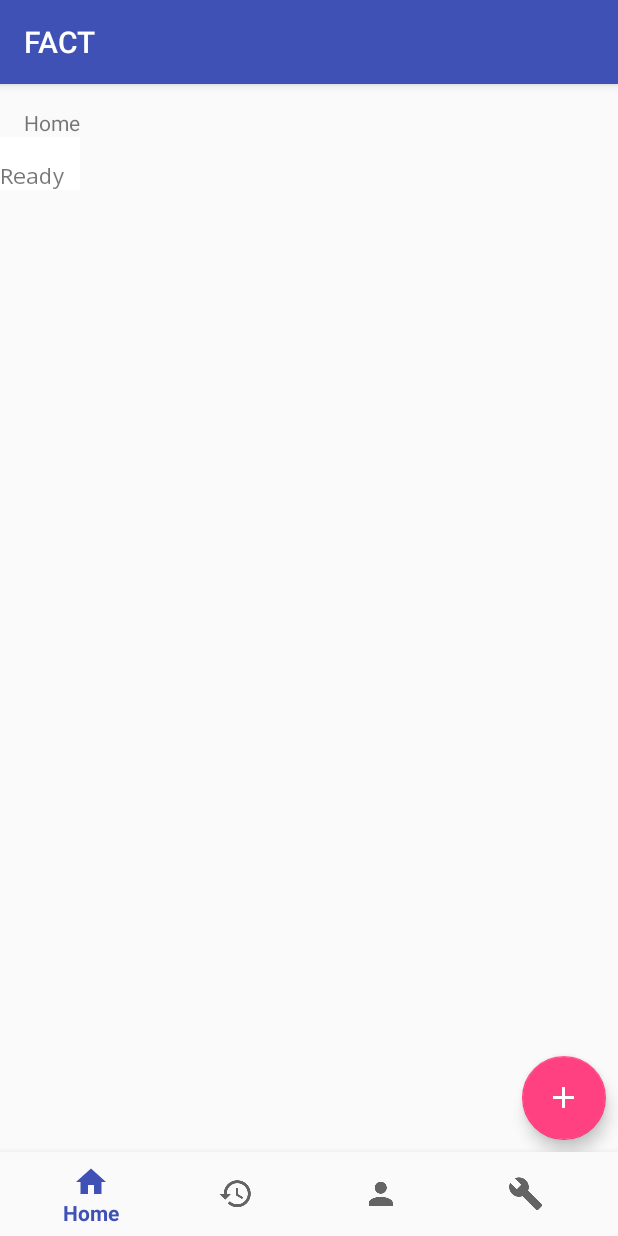
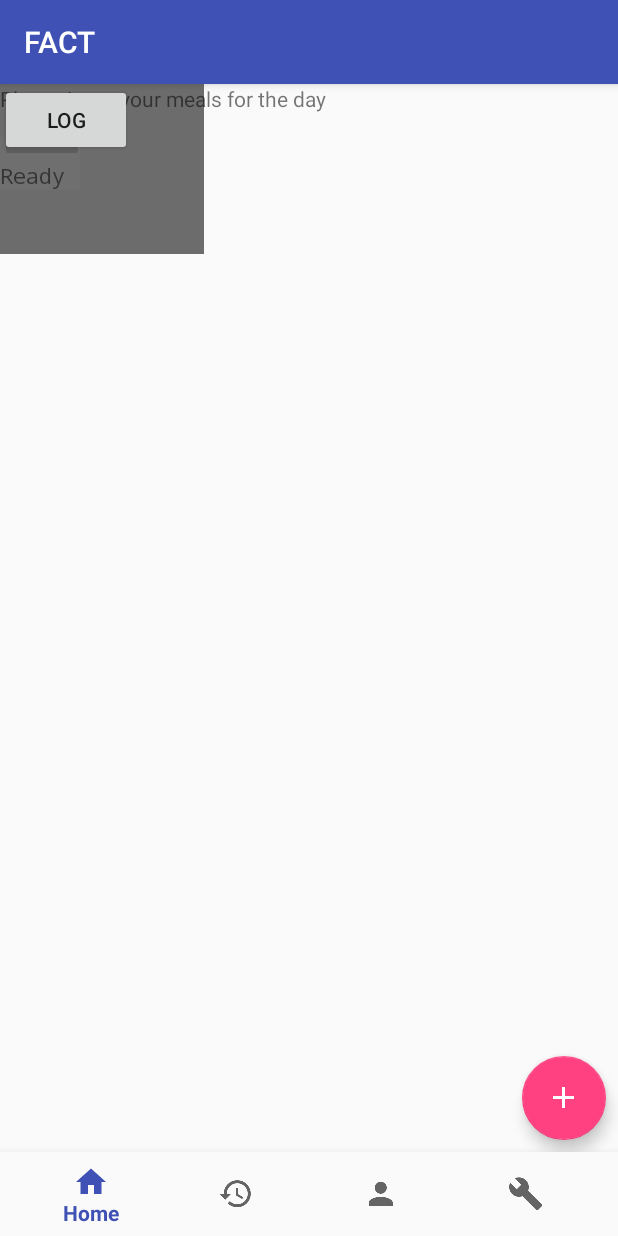
Before and after one commit to arashn/FACT, an Android app: the MainActivity screen opened directly, with no data from a screen before it, on a phone screen of 412 x 824 dp. Run offline under Robolectric (Android 15) with nearby library versions, the phone set to English and light mode, and no system bars; 6 statements that could not run were skipped.

Commit message:
UI for the capture page

```diff
--- a/app/src/main/res/layout/activity_main.xml
+++ b/app/src/main/res/layout/activity_main.xml
@@ -11,10 +11,10 @@
         android:id="@+id/fragment_container"
         android:layout_width="0dp"
         android:layout_height="0dp"
-        app:layout_constraintTop_toTopOf="parent"
+        app:layout_constraintBottom_toTopOf="@+id/navigation"
         app:layout_constraintLeft_toLeftOf="parent"
         app:layout_constraintRight_toRightOf="parent"
-        app:layout_constraintBottom_toTopOf="@+id/navigation"/>
+        app:layout_constraintTop_toTopOf="parent" />
 
     <android.support.design.widget.BottomNavigationView
         android:id="@id/navigation"
@@ -28,4 +28,44 @@
         app:layout_constraintRight_toRightOf="parent"
         app:menu="@menu/navigation" />
 
+    <TextView
+        android:id="@+id/textView"
+        android:layout_width="239dp"
+        android:layout_height="48dp"
+        android:text="Please input your meals for the day"
+        tools:layout_editor_absoluteX="0dp"
+        tools:layout_editor_absoluteY="16dp" />
+
+    <Button
+        android:id="@+id/button2"
+        android:layout_width="wrap_content"
+        android:layout_height="48dp"
+        android:text="LOG"
+        tools:layout_editor_absoluteX="254dp"
+        tools:layout_editor_absoluteY="335dp" />
+
+    <ImageButton
+        android:id="@+id/imageButton"
+        android:layout_width="wrap_content"
+        android:layout_height="wrap_content"
+        app:srcCompat="@android:drawable/ic_menu_camera"
+        tools:layout_editor_absoluteX="16dp"
+        tools:layout_editor_absoluteY="335dp" />
+
+    <ImageButton
+        android:id="@+id/imageButton2"
+        android:layout_width="wrap_content"
+        android:layout_height="wrap_content"
+        app:srcCompat="@android:drawable/ic_btn_speak_now"
+        tools:layout_editor_absoluteX="101dp"
+        tools:layout_editor_absoluteY="335dp" />
+
+    <ImageView
+        android:id="@+id/imageView"
+        android:layout_width="136dp"
+        android:layout_height="113dp"
+        app:srcCompat="@color/common_google_signin_btn_text_light_focused"
+        tools:layout_editor_absoluteX="28dp"
+        tools:layout_editor_absoluteY="103dp" />
+
 </android.support.constraint.ConstraintLayout>
```
